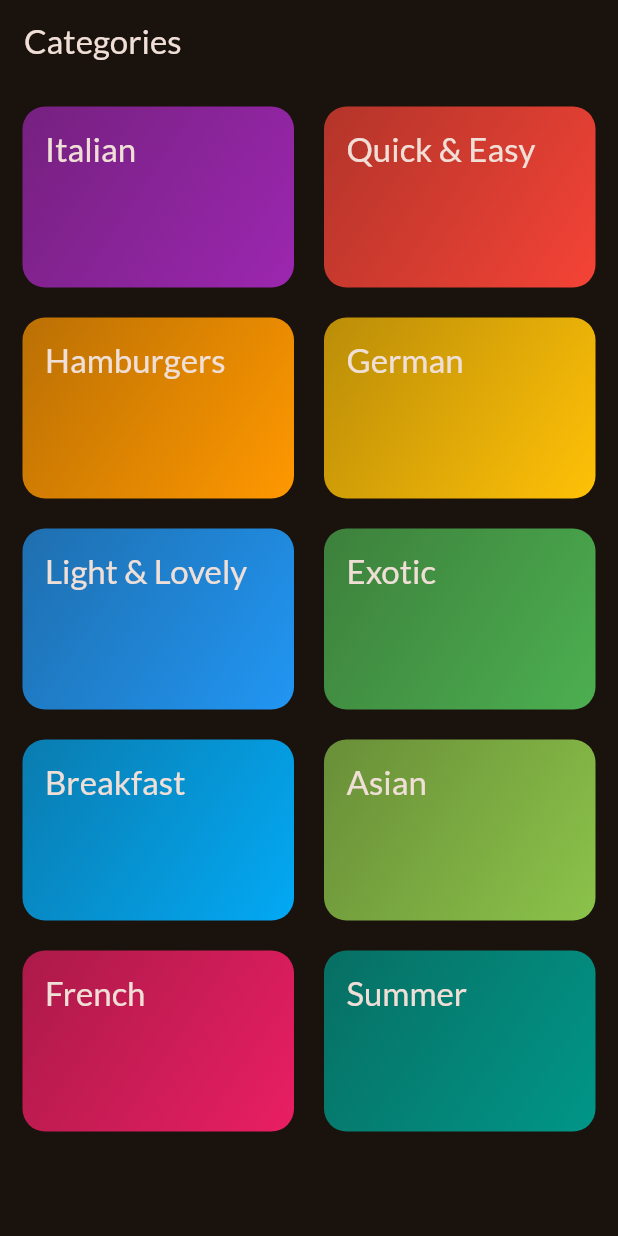
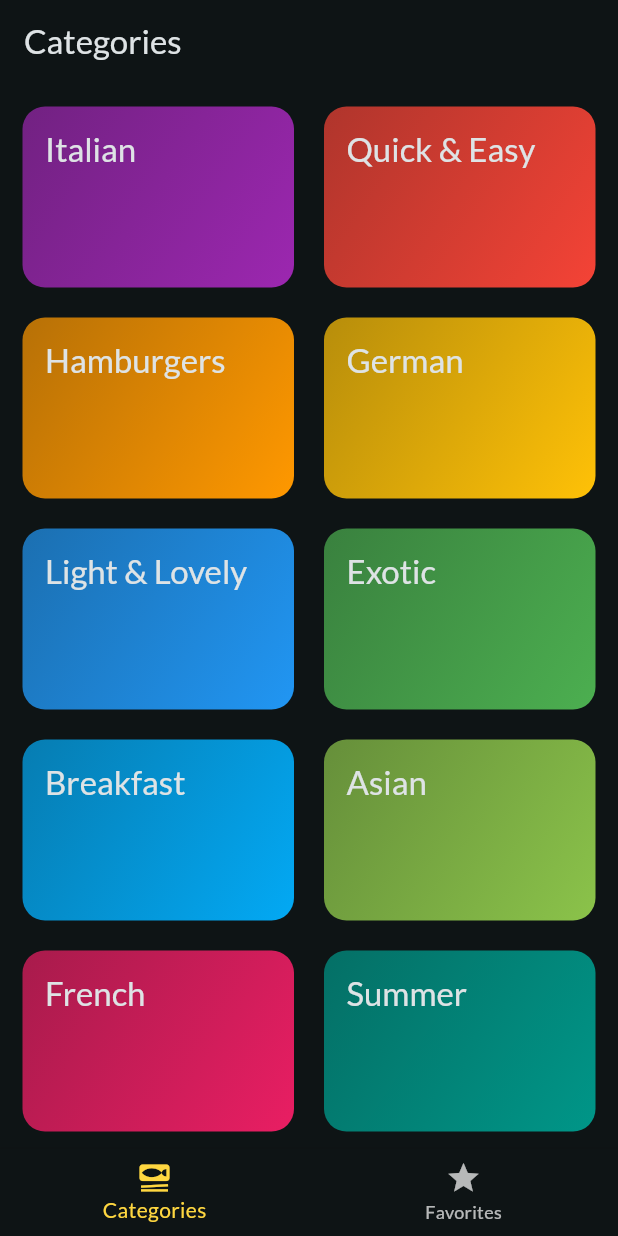
Before and after one commit to DereckAn/FlutterProjects, a Flutter app: the screen it shows after launch, on a phone screen of 412 x 824 dp. Run offline on Flutter 3.47's test engine with Material 2 defaults, Android fonts, the phone set to English and light mode, and no system bars; our stand-ins replace google_fonts, transparent_image.

Commit message:
feature: Adding navigation tab

```diff
--- a/meal_app/lib/main.dart
+++ b/meal_app/lib/main.dart
@@ -1,12 +1,13 @@
 import 'package:flutter/material.dart';
 import 'package:google_fonts/google_fonts.dart';
-import 'package:meal_app/screens/categories.dart';
+// import 'package:meal_app/screens/categories.dart';
+import 'package:meal_app/screens/tabs.dart';
 
 final theme = ThemeData(
   useMaterial3: true,
   colorScheme: ColorScheme.fromSeed(
     brightness: Brightness.dark,
-    seedColor: const Color.fromARGB(255, 131, 57, 0),
+    seedColor: const Color.fromARGB(255, 0, 118, 131),
   ),
   textTheme: GoogleFonts.latoTextTheme(),
 );
@@ -23,7 +24,7 @@ class App extends StatelessWidget {
     return MaterialApp(
       theme: theme,
       // home: const MealsPage(title: 'some category ', meals: dummyMeals),
-      home: const CategoriesPage()
+      home: const TabsScreen()
     );
   }
 }
--- a/meal_app/lib/screens/categories.dart
+++ b/meal_app/lib/screens/categories.dart
@@ -20,11 +20,7 @@ class CategoriesPage extends StatelessWidget {
 
   @override
   Widget build(BuildContext context) {
-    return Scaffold(
-      appBar: AppBar(
-        title: const Text('Categories'),
-      ),
-      body: GridView(
+    return GridView(
         padding: const EdgeInsets.all(15),
         gridDelegate: const SliverGridDelegateWithFixedCrossAxisCount(
             crossAxisCount: 2,
@@ -41,7 +37,6 @@ class CategoriesPage extends StatelessWidget {
               },
             ),
         ],
-      ),
-    );
+      );
   }
 }
--- /dev/null
+++ b/meal_app/lib/screens/tabs.dart
@@ -0,0 +1,49 @@
+import 'package:flutter/material.dart';
+import 'package:meal_app/screens/categories.dart';
+import 'package:meal_app/screens/meals.dart';
+
+class TabsScreen extends StatefulWidget {
+  const TabsScreen({super.key});
+
+  @override
+  State<TabsScreen> createState() => _TabsScreenState();
+}
+
+class _TabsScreenState extends State<TabsScreen> {
+  int _selectedPageIndex = 0;
+
+  void selectPage(int index) {
+    setState(() {
+      _selectedPageIndex = index;
+    });
+  }
+
+  @override
+  Widget build(BuildContext context) {
+    Widget activePage = const CategoriesPage();
+    var activePageTitle = 'Categories';
+
+
+    if (_selectedPageIndex == 1) {
+      activePage = const MealsPage( meals: []);
+      activePageTitle = ' Your favorites';
+    }
+
+    return Scaffold(
+      appBar: AppBar(
+        title: Text(activePageTitle),
+      ),
+      body:activePage,
+      bottomNavigationBar: BottomNavigationBar(
+        currentIndex: _selectedPageIndex,
+        selectedItemColor: Colors.amberAccent,
+        onTap: selectPage,
+        items: const [
+          BottomNavigationBarItem(
+              icon: Icon(Icons.set_meal), label: 'Categories'),
+          BottomNavigationBarItem(icon: Icon(Icons.star), label: 'Favorites')
+        ],
+      ),
+    );
+  }
+}
```
Also changed, not shown: meal_app/lib/screens/meals.dart (+7 -3 lines), meal_app/lib/screens/meals_details.dart (+20 -10 lines).
